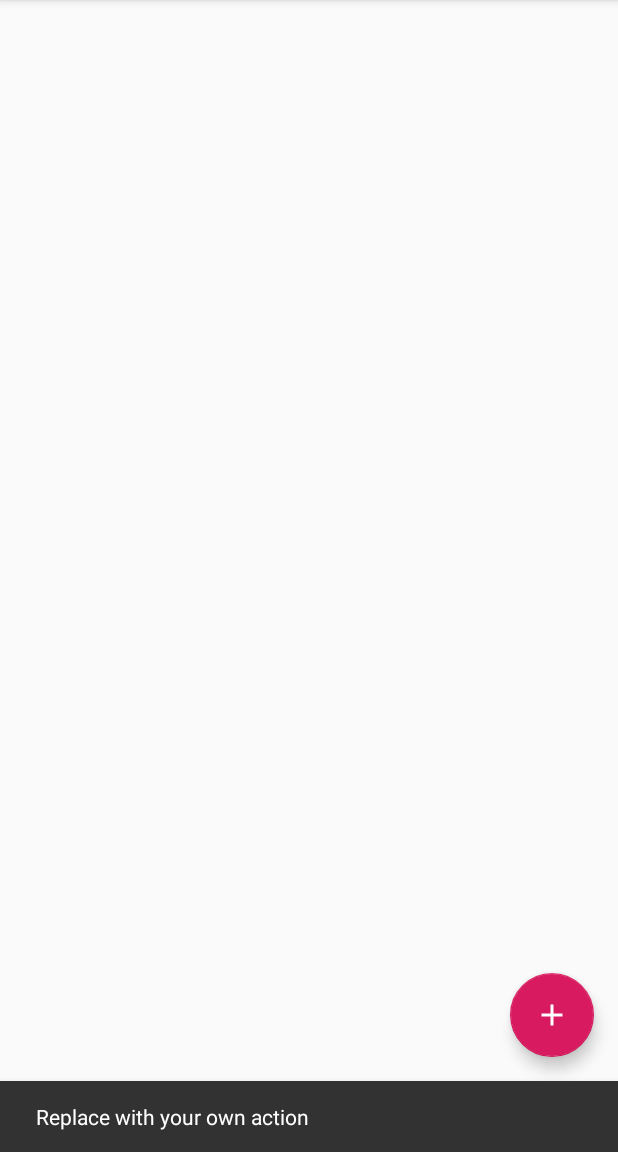
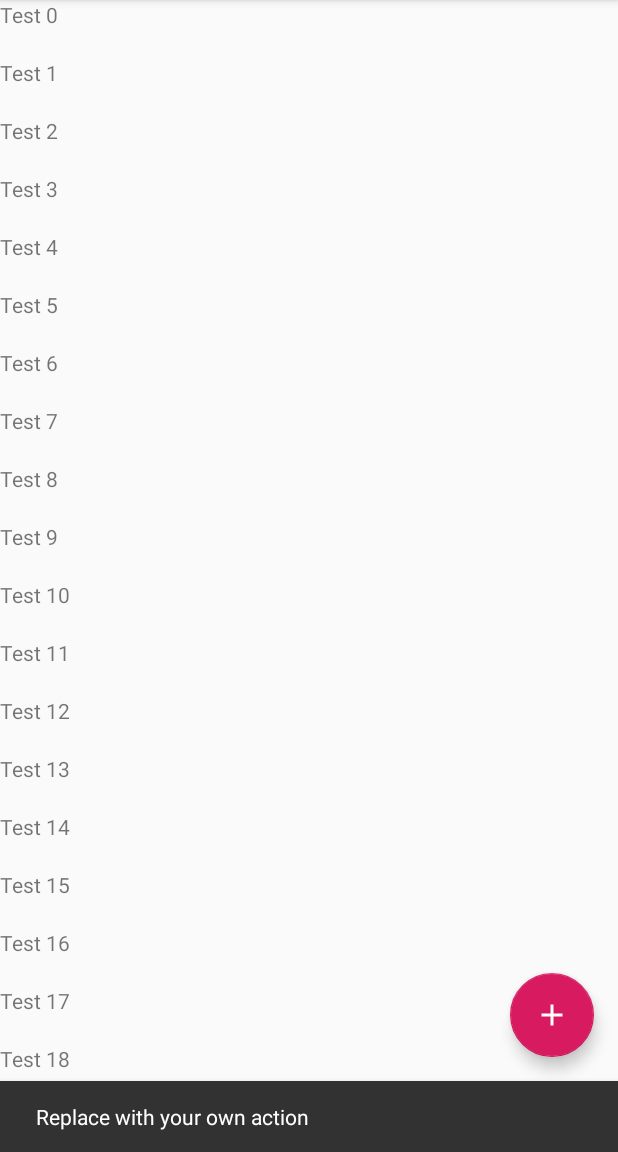
Before and after one commit to Nutriz/RecyclerViewDataStorage, an Android app: the screen it shows after launch (MainActivity), after a tap on an icon or button, on a phone screen of 412 x 824 dp, the part 84-1236 px from its top. Run offline under Robolectric (Android 15) with nearby library versions, the phone set to English and light mode, and no system bars.

Commit message:
Setup of RecyclerView
Added recyclerview_people_row.xml
Created People data class
Created PeopleAdapter and PeopleViewHolder

```diff
--- a/app/src/main/java/fr/jgully/recyclerviewdatastorage/MainActivity.java
+++ b/app/src/main/java/fr/jgully/recyclerviewdatastorage/MainActivity.java
@@ -7,12 +7,20 @@ import com.google.android.material.snackbar.Snackbar;
 
 import androidx.appcompat.app.AppCompatActivity;
 import androidx.appcompat.widget.Toolbar;
+import androidx.recyclerview.widget.LinearLayoutManager;
+import androidx.recyclerview.widget.RecyclerView;
 
 import android.view.View;
 import android.view.Menu;
 import android.view.MenuItem;
 
+import java.util.ArrayList;
+import java.util.List;
+
 public class MainActivity extends AppCompatActivity {
+
+    private List<People> people = new ArrayList<>();
+    private PeopleAdapter peopleAdapter;
 
     @Override
     protected void onCreate(Bundle savedInstanceState) {
@@ -20,6 +28,17 @@ public class MainActivity extends AppCompatActivity {
         setContentView(R.layout.activity_main);
         Toolbar toolbar = findViewById(R.id.toolbar);
         setSupportActionBar(toolbar);
+
+        // Add test data
+        for (int i = 0; i < 1000; i++) {
+            people.add(new People("Test " + i));
+        }
+
+        // Setup RecyclerView
+        RecyclerView recyclerView = findViewById(R.id.my_recycler_view);
+        recyclerView.setLayoutManager(new LinearLayoutManager(this));
+        peopleAdapter = new PeopleAdapter(people);
+        recyclerView.setAdapter(peopleAdapter);
 
         FloatingActionButton fab = findViewById(R.id.fab);
         fab.setOnClickListener(new View.OnClickListener() {
--- /dev/null
+++ b/app/src/main/java/fr/jgully/recyclerviewdatastorage/People.java
@@ -0,0 +1,48 @@
+package fr.jgully.recyclerviewdatastorage;
+
+import java.util.Date;
+
+class People {
+
+    private String name;
+    private int age;
+    private boolean sex;
+    private Date birthDate;
+
+
+    public People(String name) {
+        this.name = name;
+    }
+
+    public String getName() {
+        return name;
+    }
+
+    public void setName(String name) {
+        this.name = name;
+    }
+
+    public int getAge() {
+        return age;
+    }
+
+    public void setAge(int age) {
+        this.age = age;
+    }
+
+    public boolean isSex() {
+        return sex;
+    }
+
+    public void setSex(boolean sex) {
+        this.sex = sex;
+    }
+
+    public Date getBirthDate() {
+        return birthDate;
+    }
+
+    public void setBirthDate(Date birthDate) {
+        this.birthDate = birthDate;
+    }
+}
--- /dev/null
+++ b/app/src/main/java/fr/jgully/recyclerviewdatastorage/PeopleAdapter.java
@@ -0,0 +1,51 @@
+package fr.jgully.recyclerviewdatastorage;
+
+import android.view.LayoutInflater;
+import android.view.View;
+import android.view.ViewGroup;
+import android.widget.TextView;
+
+import androidx.annotation.NonNull;
+import androidx.recyclerview.widget.RecyclerView;
+
+import java.util.List;
+
+public class PeopleAdapter extends RecyclerView.Adapter<PeopleAdapter.PeopleViewHolder> {
+
+    private List<People> peoples;
+
+    public PeopleAdapter(List<People> peoples) {
+        this.peoples = peoples;
+    }
+
+    @NonNull
+    @Override
+    public PeopleViewHolder onCreateViewHolder(@NonNull ViewGroup parent, int viewType) {
+        View peopleRow = LayoutInflater.from(parent.getContext()).inflate(R.layout.recyclerview_people_row, parent, false);
+        PeopleViewHolder viewHolder = new PeopleViewHolder(peopleRow);
+        return viewHolder;
+    }
+
+    @Override
+    public void onBindViewHolder(@NonNull PeopleViewHolder holder, int position) {
+        holder.bind(peoples.get(position));
+    }
+
+    @Override
+    public int getItemCount() {
+        return peoples.size();
+    }
+
+    class PeopleViewHolder extends RecyclerView.ViewHolder {
+
+        public PeopleViewHolder(@NonNull View itemView) {
+            super(itemView);
+        }
+
+        public void bind(People people) {
+            TextView titleTextView = itemView.findViewById(R.id.row_name);
+            titleTextView.setText(people.getName());
+        }
+    }
+
+}
--- /dev/null
+++ b/app/src/main/res/layout/recyclerview_people_row.xml
@@ -0,0 +1,17 @@
+<?xml version="1.0" encoding="utf-8"?>
+<LinearLayout xmlns:android="http://schemas.android.com/apk/res/android"
+    android:layout_width="wrap_content"
+    android:layout_height="wrap_content"
+    android:orientation="vertical">
+
+    <TextView
+        android:id="@+id/row_name"
+        android:layout_width="match_parent"
+        android:layout_height="wrap_content"/>
+
+    <TextView
+        android:id="@+id/row_description"
+        android:layout_width="match_parent"
+        android:layout_height="wrap_content"/>
+
+</LinearLayout>
```
